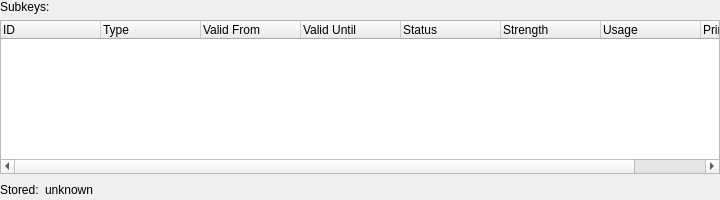
First picture: the form in src/dialogs/subkeyswidget.ui, repository sensama/kleopatra, before the edit.
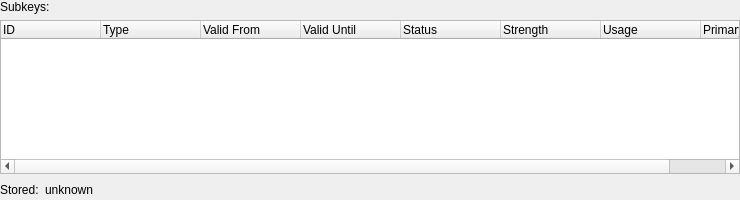
Second picture: the form after the edit.

Patch:
```diff
--- a/src/dialogs/subkeyswidget.ui
+++ b/src/dialogs/subkeyswidget.ui
@@ -6,7 +6,7 @@
    <rect>
     <x>0</x>
     <y>0</y>
-    <width>720</width>
+    <width>740</width>
     <height>200</height>
    </rect>
   </property>
```
